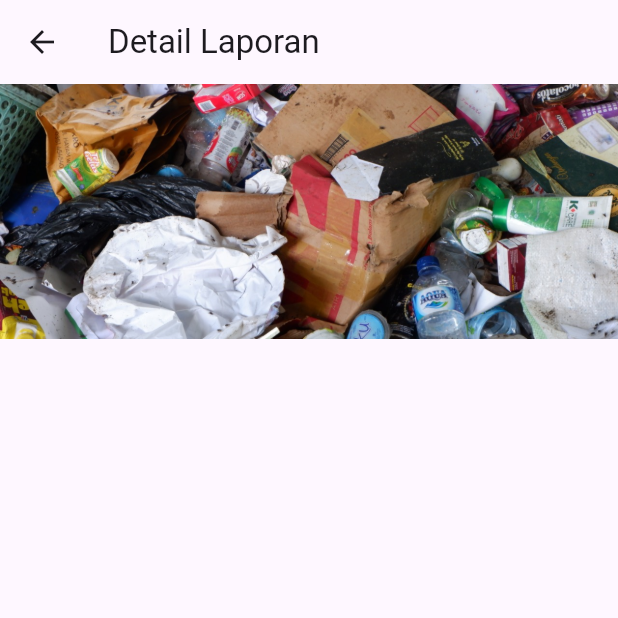
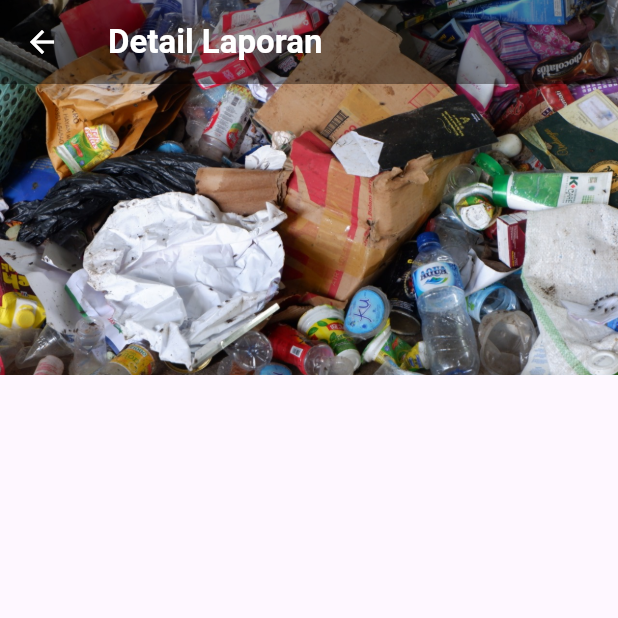
Before and after one commit to shalmanrafli30/desa_tanggap, a Flutter app: the DetailLaporan screen opened by its route, on a phone screen of 412 x 824 dp, the top half of it. Run offline on Flutter 3.47's test engine with Material 3 defaults, Android fonts, the phone set to English and light mode, and no system bars.

Commit message:
appBar & image di detail laporan

```diff
--- a/lib/detail_laporan.dart
+++ b/lib/detail_laporan.dart
@@ -6,8 +6,17 @@ class DetailLaporan extends StatelessWidget {
   @override
   Widget build(BuildContext context) {
     return Scaffold(
+      extendBodyBehindAppBar: true,
       appBar: AppBar(
-          title: const Text('Detail Laporan'),
+        title: const Text(
+          'Detail Laporan',
+          style: TextStyle(color: Colors.white, fontWeight: FontWeight.bold),
+        ),
+        backgroundColor: const Color.fromARGB(100, 0, 0, 0),
+        elevation: 0,
+        iconTheme: const IconThemeData(
+          color: Colors.white, // Warna baru untuk ikon back button
+        ),
       ),
       body: SingleChildScrollView(
         child: Column(
@@ -18,15 +27,17 @@ class DetailLaporan extends StatelessWidget {
                 ClipRRect(
                   child: Image.asset(
                     "assets/sampah.jpeg",
-                      width: double.infinity,
-                      height: 170, // Adjust the height as needed
+                    width: double.maxFinite,
+                    height: 250, // Adjust the height as needed
                     fit: BoxFit.cover,
                   ),
                 ),
               ],
-              )
+            ),
+            // Konten lainnya
           ],
         ),
-        ));
+      ),
+    );
   }
 }
```
Lines whose indentation alone changed are shown as unchanged.
